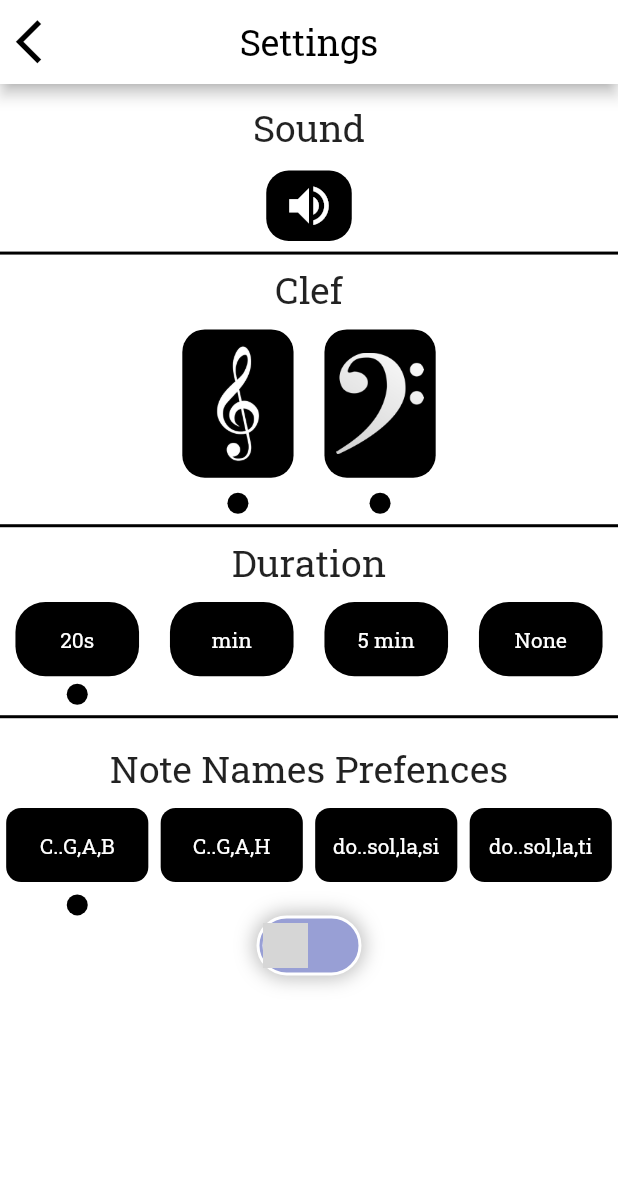
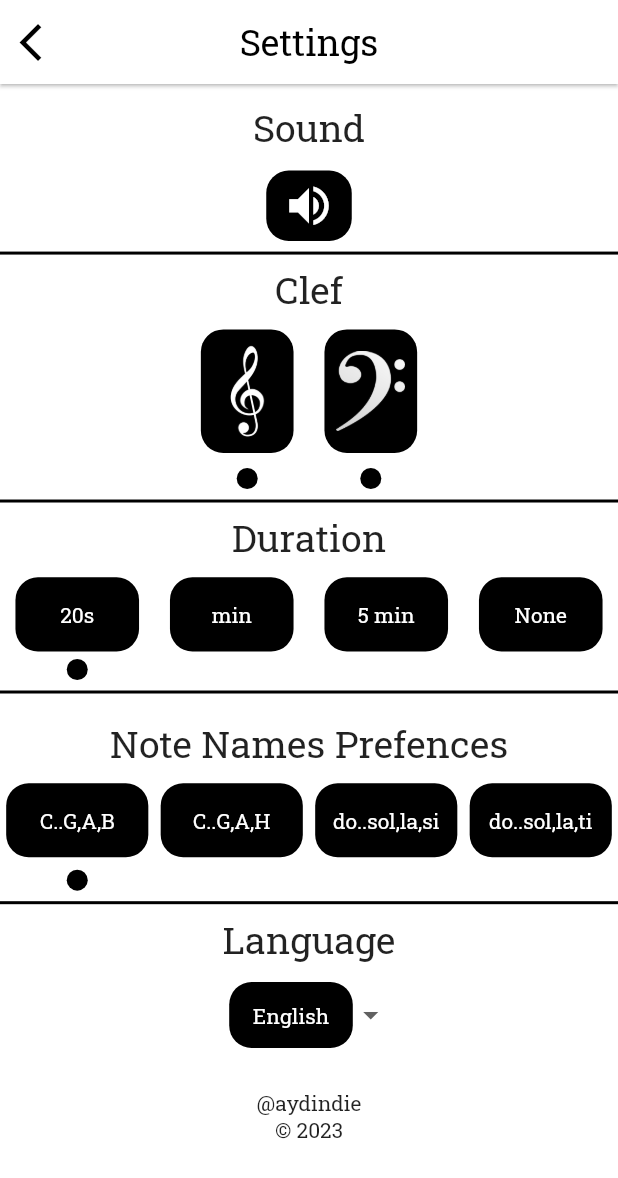
Before and after one commit to aydindie/note_learning_game, a Flutter app: the screen it shows after launch, after a tap on "SKIP", after a tap on the "settings" icon, on a phone screen of 412 x 824 dp. Shown: the top 1178 px of the screen. Run offline on Flutter 3.47's test engine with Material 2 defaults, Android fonts, the phone set to English and light mode, and no system bars; our stand-ins replace audioplayers, circular_countdown_timer, device_preview, easy_localization, equatable, flutter_mobx and 5 more; missing offline and left inert: staggered_grid_view_flutter; generated files the repository leaves out were written again; grey boxes are pictures that could not be loaded.

Commit message:
Light theme finished

```diff
--- a/assets/translations/de-DE.json
+++ b/assets/translations/de-DE.json
@@ -28,6 +28,8 @@
 "t4": "Erkenne die Note und wähle die Antworten aus",
 "d4": "In den zeitgebundenen Spielen kannst du die Antworten auswählen, indem du auf die Antwort klickst, die du auswählen möchtest.",
 "t5": "Alles einstellen!",
-"d5": "Du kannst alle Einstellungen von den Einstellungen aus ändern. Du kannst jederzeit aus den Einstellungen aussteigen."
+"d5": "Du kannst alle Einstellungen von den Einstellungen aus ändern. Du kannst jederzeit aus den Einstellungen aussteigen.",
+"skip": "Überspringen",
+"next": "Nächster"
 
 }
--- a/assets/translations/en-US.json
+++ b/assets/translations/en-US.json
@@ -28,5 +28,7 @@
 "t4": "Recognize the notes and select the answers",
 "d4": "Tap on the answer you want to select in timed games.",
 "t5": "Customize everything!",
-"d5": "You can adjust all settings from the settings. You can also log out anytime from the settings."
+"d5": "You can adjust all settings from the settings. You can also log out anytime from the settings.",
+"skip": "SKIP",
+"next": "NEXT"
 }
--- a/assets/translations/fr-FR.json
+++ b/assets/translations/fr-FR.json
@@ -28,5 +28,7 @@
   "t4": "Identifiez les notes et choisissez les réponses",
   "d4": "Pour sélectionner une réponse dans les jeux chronométrés, appuyez sur la réponse que vous souhaitez choisir.",
   "t5": "Tout est personnalisable !",
-  "d5": "Vous pouvez ajuster tous les paramètres à partir des paramètres. Vous pouvez également quitter les paramètres à tout moment."
+  "d5": "Vous pouvez ajuster tous les paramètres à partir des paramètres. Vous pouvez également quitter les paramètres à tout moment.",
+  "skip":"Passer",
+  "next":"Suivant"
 }
--- a/assets/translations/tr-TR.json
+++ b/assets/translations/tr-TR.json
@@ -29,5 +29,7 @@
       "t4": "Notayı bil ve cevapları seç",
       "d4": "Süreli oyunlarda cevapları seçmek için seçmek istediğin cevabın üzerine bas.",
       "t5": "Her şeyi ayarla!",
-      "d5": "Tüm ayarları ayarlardan düzeltebilirsin. Ayarlardan istediğin zaman çıkış yapabilirsin."
+      "d5": "Tüm ayarları ayarlardan düzeltebilirsin. Ayarlardan istediğin zaman çıkış yapabilirsin.",
+      "skip": "Atla",
+      "next": "Sonraki"
 }
--- a/lib/main.dart
+++ b/lib/main.dart
@@ -16,6 +16,8 @@ import 'stores/all_store.dart';
 
 void main() async {
   WidgetsFlutterBinding.ensureInitialized();
+  SystemChrome.setSystemUIOverlayStyle(
+      const SystemUiOverlayStyle(statusBarColor: Colors.white));
   SharedPreferences prefs = await SharedPreferences.getInstance();
   bool onboardShown = prefs.getBool('onboardShown') ?? false;
   print('onboardShown $onboardShown');
@@ -92,9 +94,8 @@ class _MyAppState extends State<MyApp> {
             Theme.of(context).textTheme,
           ),
         ),
-        home: widget.onboardShown
-            ? const MyHomePage()
-            : OnboardingScreen(),
+        home:
+            widget.onboardShown ? const MyHomePage() : const OnboardingScreen(),
         // routes: routeApp
       );
     });
--- a/lib/ui/Home/home_view.dart
+++ b/lib/ui/Home/home_view.dart
@@ -26,20 +26,20 @@ class MyHomePage extends StatefulWidget {
 class _MyHomePageState extends State<MyHomePage> {
   @override
   Widget build(BuildContext context) {
-     context.watch<LanguageController>();
+    context.watch<LanguageController>();
     final noteViewModel = Provider.of<AllStore>(context);
 
     final h = MediaQuery.of(context).size.height;
     final w = MediaQuery.of(context).size.width;
-    return SafeArea(
-      child: Scaffold(
-        backgroundColor: Colors.white,
-        body: Padding(
+    return Scaffold(
+      backgroundColor: Colors.white,
+      body: SafeArea(
+        child: Padding(
           padding: const EdgeInsets.symmetric(horizontal: 15.0, vertical: 20),
           child: Center(
             child: Column(
               children: [
-                 TopIconButtons(),
+                const TopIconButtons(),
                 SizedBox(
                   height: h * 0.02,
                 ),
--- a/lib/ui/Onboard/onboarding.dart
+++ b/lib/ui/Onboard/onboarding.dart
@@ -170,7 +170,7 @@ class _OnboardingScreenState extends State<OnboardingScreen> {
                                   ),
                                 ),
                                 child: Text(
-                                  "SKIP",
+                                  "skip".tr(),
                                   style: TextStyle(color: onBoardSkipTextColor),
                                 ),
                               ),
@@ -195,7 +195,7 @@ class _OnboardingScreenState extends State<OnboardingScreen> {
                                   textStyle: TextStyle(
                                       fontSize: (width <= 550) ? 13 : 17),
                                 ),
-                                child: const Text("NEXT"),
+                                child: Text("next".tr()),
                               ),
                             ],
                           ),
--- a/lib/ui/Settings/settings.dart
+++ b/lib/ui/Settings/settings.dart
@@ -1,7 +1,6 @@
 // ignore_for_file: public_member_api_docs, sort_constructors_first, unused_local_variable
 import 'package:easy_localization/easy_localization.dart';
 import 'package:flutter/material.dart';
-import 'package:note_learning_game/widgets/animated_switch.dart';
 import 'package:note_learning_game/widgets/note_names_preferences_widget.dart';
 import 'package:provider/provider.dart';
 
@@ -13,6 +12,8 @@ import '../../widgets/clef_widget.dart';
 import '../../widgets/duration_widget.dart';
 import '../../widgets/sound_on_off_widget.dart';
 import '../../widgets/text_widget.dart';
+
+const List<String> list = ['English', 'French', 'German', 'Turkish'];
 
 class SettingsView extends StatefulWidget {
   const SettingsView({super.key});
@@ -33,6 +34,7 @@ class _SettingsViewState extends State<SettingsView> {
     return Scaffold(
       backgroundColor: settingsBackgroundColor,
       appBar: AppBar(
+          elevation: 1,
           backgroundColor: settingsAppBarBackgroundColor,
           title: Text('settings'.tr(),
                   style: Theme.of(context).textTheme.headlineSmall!.copyWith(
@@ -47,11 +49,13 @@ class _SettingsViewState extends State<SettingsView> {
             icon: Icon(
               Icons.arrow_back_ios,
               color: settingAppBarIconColor,
-              size: 35,
+              size: 30,
             ),
           )),
       body: Center(
-        child: Column(
+        child: ListView(
+          children: [
+            Column(
               mainAxisAlignment: MainAxisAlignment.start,
               children: [
                 SizedBox(height: height * 0.015),
@@ -128,9 +132,52 @@ class _SettingsViewState extends State<SettingsView> {
                         text: "do..sol,la,ti"),
                   ],
                 ),
+                divider(height),
+                TextWidget(text: "language".tr()),
+
+                SizedBox(height: height * 0.012),
 
                 // const TemaWidget(),
-            const AnimatedSwitch()
+                // const AnimatedSwitch(),
+
+                // DropdownButton<String>(
+                //   value: dropdownValue, //Gozüken string
+                //   icon: const Icon(Icons.translate_outlined),
+                //   elevation: 16,
+                //   style: const TextStyle(color: Colors.deepPurple),
+                //   underline: Container(
+                //     height: 2,
+                //     color: Colors.deepPurpleAccent,
+                //   ),
+                //   onChanged: (String? value) {
+                //     // This is called when the user selects an item.
+                //     print(value);
+                //     setState(() {
+                //       dropdownValue = value!;
+                //     });
+                //   },
+                //   items: list.map<DropdownMenuItem<String>>((String value) {
+                //     return DropdownMenuItem<String>(
+                //       value: value,
+                //       child: Text(value),
+                //     );
+                //   }).toList(),
+                // ),
+                const DropdownButtonExample(),
+                // DropdownButtonExample(),
+                // divider(height),
+                // TextWidget(text: "tema".tr()),
+
+                // SizedBox(height: height * 0.012),
+                SizedBox(height: height * 0.03),
+                //aydindie
+                const Text("@aydindie"),
+
+                // Text("${"version".tr()} 1.0.0"),
+                const Text("© 2023"),
+                // const Text("All rights reserved"),
+              ],
+            ),
           ],
         ),
       ),
@@ -144,3 +191,120 @@ class _SettingsViewState extends State<SettingsView> {
     );
   }
 }
+
+class DropdownButtonExample extends StatefulWidget {
+  const DropdownButtonExample({super.key});
+
+  @override
+  State<DropdownButtonExample> createState() => _DropdownButtonExampleState();
+}
+
+class _DropdownButtonExampleState extends State<DropdownButtonExample> {
+  String dropdownValue = list.first;
+  void getValueFromLocale() {
+    switch (context.locale.toString()) {
+      case "en_US":
+        dropdownValue = list[0];
+        break;
+      case "fr_FR":
+        dropdownValue = list[1];
+        break;
+      case "de_DE":
+        dropdownValue = list[2];
+        break;
+      case "tr_TR":
+        dropdownValue = list[3];
+        break;
+      default:
+        dropdownValue = list[0];
+    }
+  }
+
+  @override
+  Widget build(BuildContext context) {
+    final double height = MediaQuery.of(context).size.height;
+    final double width = MediaQuery.of(context).size.width;
+    getValueFromLocale();
+
+    LanguageController controller = context.read<LanguageController>();
+    return DropdownButton<String>(
+      value: dropdownValue,
+      hint: const Text("Language"),
+      borderRadius: BorderRadius.circular(15),
+      // icon: const Icon(Icons.translate_outlined),
+      elevation: 16,
+      style: const TextStyle(color: Colors.black),
+      underline: Container(
+        height: 2,
+      ),
+      onChanged: (String? value) {
+        // This is called when the user selects an item.
+        setState(() {
+          dropdownValue = value!;
+        });
+        // switch case of value which is language and set language
+        switch (value) {
+          // case "English":
+          //   context.setLocale(const Locale('en', 'US'));
+          //   controller.onLanguageChanged();
+          //   break;
+          //const List<String> list = ['English', 'French', 'German', 'Turkish'];
+          case "English":
+            context.setLocale(const Locale('en', 'US'));
+            controller.onLanguageChanged();
+            break;
+          case "French":
+            context.setLocale(const Locale('fr', 'FR'));
+            controller.onLanguageChanged();
+            break;
+          case "German":
+            context.setLocale(const Locale('de', 'DE'));
+            controller.onLanguageChanged();
+            break;
+          case "Turkish":
+            context.setLocale(const Locale('tr', 'TR'));
+            controller.onLanguageChanged();
+            break;
+
+          default:
+            context.setLocale(const Locale('en', 'US'));
+            controller.onLanguageChanged();
+            break;
+        }
+      },
+      items: list.map<DropdownMenuItem<String>>((String value) {
+        return DropdownMenuItem<String>(
+          value: value,
+          child: Column(
+            children: [
+              Expanded(
+                  child: Container(
+                      child: Padding(
+                padding: const EdgeInsets.symmetric(vertical: 2.0),
+                child: Container(
+                    decoration: BoxDecoration(
+                      borderRadius: BorderRadius.circular(15),
+                      color: Colors.black,
+                    ),
+                    child: Center(
+                      child: SizedBox(
+                        width: width * 0.2,
+                        child: Center(
+                          child: Text(value,
+                              style: TextStyle(
+                                  color: Colors.white,
+                                  fontFamily: Theme.of(context)
+                                      .textTheme
+                                      .bodyLarge!
+                                      .fontFamily)),
+                        ),
+                      ),
+                    )),
+              )))
+            ],
+          ),
+        );
+      }).toList(),
+    );
+  }
+}
--- a/lib/utils/theme.dart
+++ b/lib/utils/theme.dart
@@ -7,7 +7,7 @@
     fontFamily: 'Montserrat',
     textTheme: ThemeData.dark().textTheme,
     buttonTheme: ButtonThemeData(
-      shape: RoundedRectangleBorder(borderRadius: BorderRadius.circular(18.0)),
+      shape: RoundedRectangleBorder(borderRadius: BorderRadius.circular(15.0)),
      // buttonColor: CustomColors.lightPurple
 
     )
--- a/lib/widgets/animated_switch.dart
+++ b/lib/widgets/animated_switch.dart
@@ -54,7 +54,7 @@ class _AnimatedSwitchState extends State<AnimatedSwitch> {
           width: 70,
           duration: animationDuration,
           decoration: BoxDecoration(
-            borderRadius: BorderRadius.circular(30),
+            borderRadius: BorderRadius.circular(15),
             color: themeStore.isDarkMode
                 ? const Color(0xff565671)
                 : const Color(0xff989fd5),
--- a/lib/widgets/clef_widget.dart
+++ b/lib/widgets/clef_widget.dart
@@ -26,8 +26,8 @@ class _ClefWidgetState extends State<ClefWidget> {
       return Column(
         children: [
           Container(
-              width: MediaQuery.of(context).size.width * 0.18,
-              height: MediaQuery.of(context).size.width * 0.24,
+              width: MediaQuery.of(context).size.width * 0.15,
+              height: MediaQuery.of(context).size.width * 0.2,
               decoration: BoxDecoration(
                 color: Colors.black,
                 borderRadius: BorderRadius.circular(15),
--- a/lib/widgets/duration_widget.dart
+++ b/lib/widgets/duration_widget.dart
@@ -41,7 +41,7 @@ class _DurationWidgetState extends State<DurationWidget> {
               //     color: selectedColor(widget.durationPreferences, allStore),
               //     width: 3),
               color: getColor(widget.durationPreferences, allStore),
-              borderRadius: BorderRadius.circular(20),
+              borderRadius: BorderRadius.circular(15),
             ),
             child: Padding(
               padding: const EdgeInsets.symmetric(vertical: 10, horizontal: 8),
--- a/lib/widgets/note_names_preferences_widget.dart
+++ b/lib/widgets/note_names_preferences_widget.dart
@@ -39,7 +39,7 @@ class _NoteNamesWigetState extends State<NoteNamesWiget> {
                   allStore.noteNamesPreferences == widget.noteNamesPreferences
                       ? choosedNoteNamesBackgroundColor
                       : notChoosedNoteNamesBackgroundColor,
-              borderRadius: BorderRadius.circular(10),
+              borderRadius: BorderRadius.circular(15),
             ),
             child: Padding(
               padding: const EdgeInsets.symmetric(vertical: 10, horizontal: 8),
```
Lines whose indentation alone changed are shown as unchanged.
